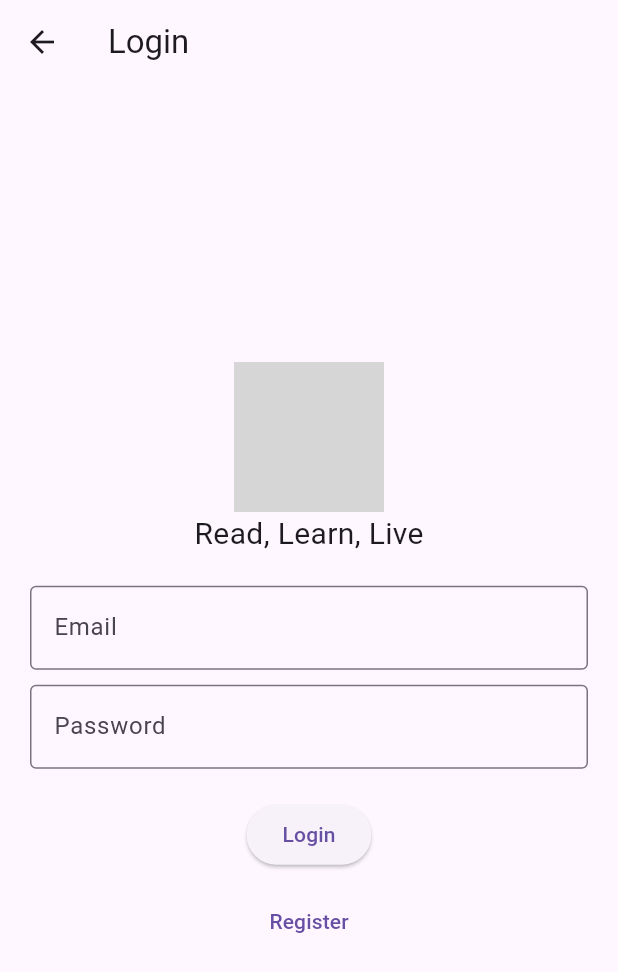
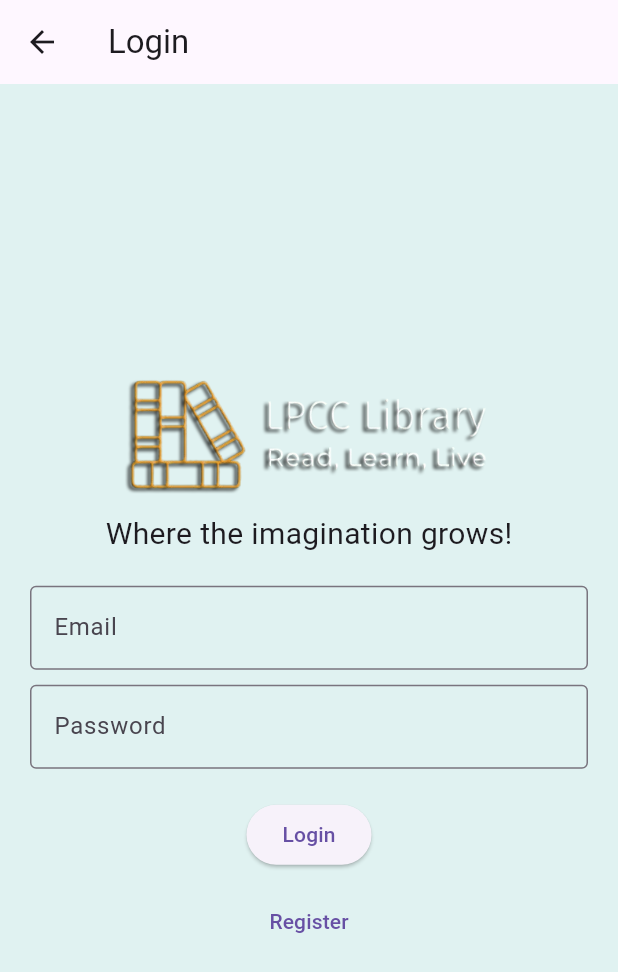
Before and after one commit to SNGSupergirl/lpccl, a Flutter app: the LoginPage screen opened directly, on a phone screen of 412 x 824 dp. Shown: the top 972 px of the screen. Run offline on Flutter 3.47's test engine with Material 3 defaults, Android fonts, the phone set to English and light mode, and no system bars; our stand-ins replace cloud_firestore, firebase_auth, firebase_core, sqflite; missing offline and left inert: mobile_scanner; accounts and stored records are empty; network calls fail; grey boxes are pictures that could not be loaded.

```diff
--- a/lib/login_page.dart
+++ b/lib/login_page.dart
@@ -29,7 +29,8 @@ class _LoginPageState extends State<LoginPage> {
   @override
   Widget build(BuildContext context) {
     return Scaffold(
-        appBar: AppBar(
+      backgroundColor: const Color(0xFFE0F2F1), // Set light green background color
+      appBar: AppBar(
         title: const Text("Login"),
     ),
     body: Center(
@@ -43,14 +44,13 @@ class _LoginPageState extends State<LoginPage> {
       // Library Logo and Motto
       Center(
         child: Column(
-          children: const [
-            Image(
-              image: NetworkImage(
-                  "https://upload.wikimedia.org/wikipedia/commons/thumb/f/ff/Books-3.svg/1024px-Books-3.svg.png"),
+          children: [
+            Image.asset(
+              'assets/images/widelogo.png',
               height: 100,
             ),
             Text(
-              "Read, Learn, Live",
+              "Where the imagination grows!",
               style: TextStyle(fontSize: 20),
             ),
           ],
```
